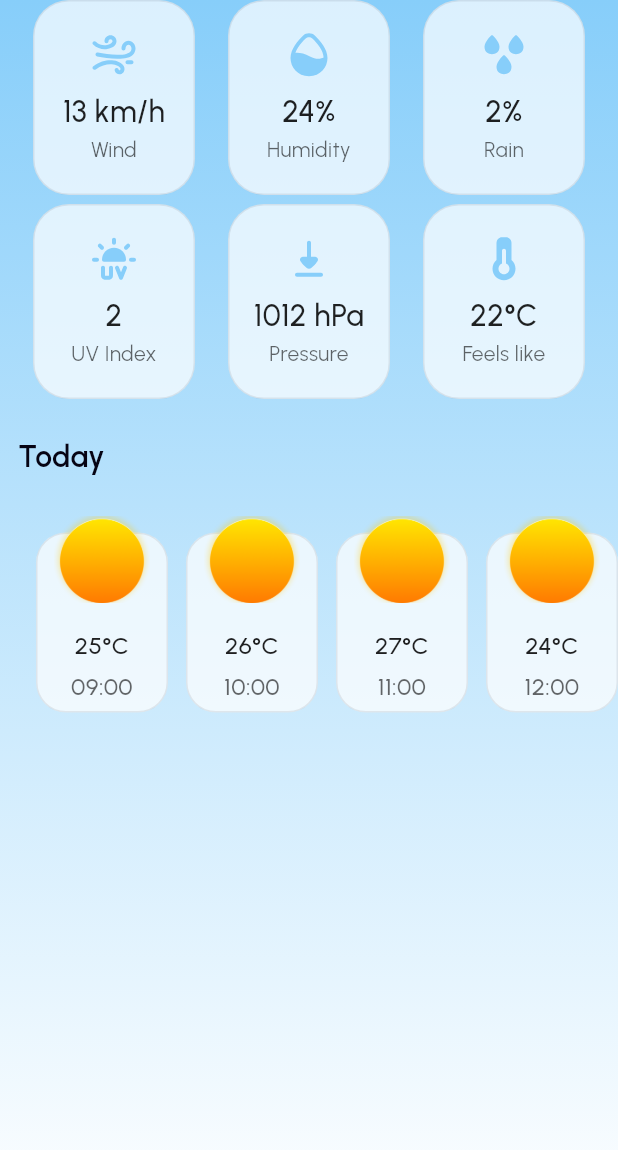
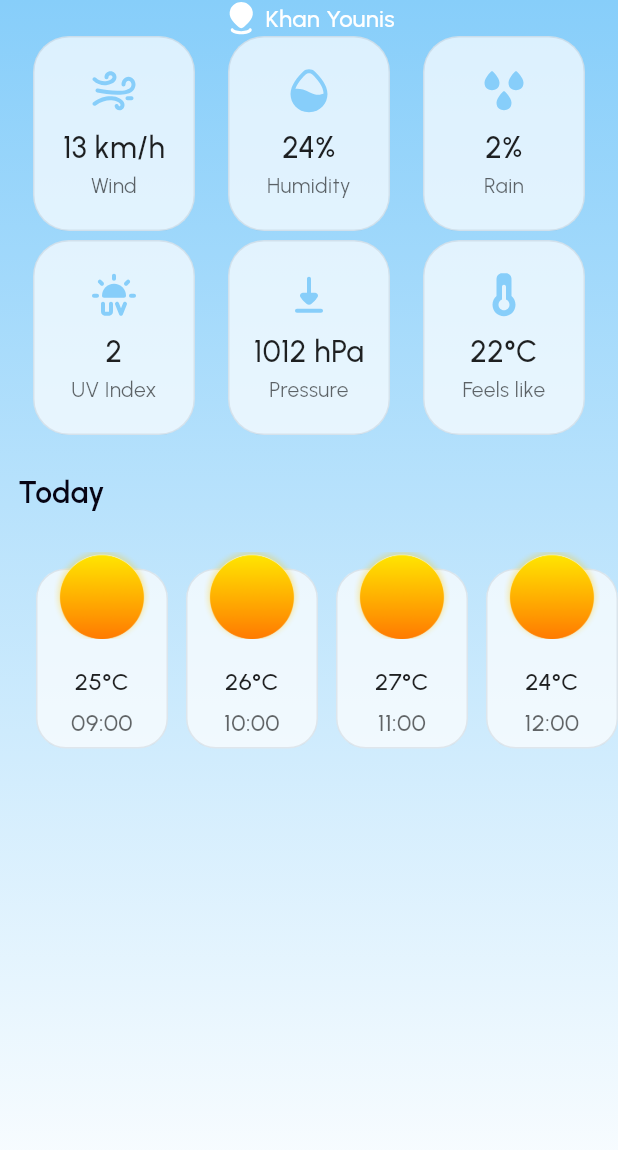
Before and after one commit to Havana-Squad/weather_app, a Flutter app: the screen it shows after launch, on a phone screen of 412 x 824 dp. Shown: the top 1150 px of the screen. Run offline on Flutter 3.47's test engine with Material 3 defaults, Android fonts, the phone set to English and light mode, and no system bars; our stand-ins replace dio, equatable, flutter_svg, geolocator, get_it; generated files the repository leaves out were written again.

```diff
--- a/lib/presentation/screen/weather_screen.dart
+++ b/lib/presentation/screen/weather_screen.dart
@@ -4,6 +4,7 @@ import 'package:weather_app/presentation/screen/component/weather_info_section.d
 import 'package:weather_app/presentation/screen/weather_screen_state.dart';
 
 import '../design_system/theme/app_themes.dart';
+import 'component/location_card.dart';
 
 class WeatherScreen extends StatelessWidget {
   const WeatherScreen({super.key});
@@ -20,6 +21,7 @@ class WeatherScreen extends StatelessWidget {
         child: Center(
           child: Column(
             children: [
+              LocationCard(),
               WeatherInfoSection(
                 wind: '13',
                 humidity: '24',
```
Also changed, not shown: assets/icons/location.svg.
